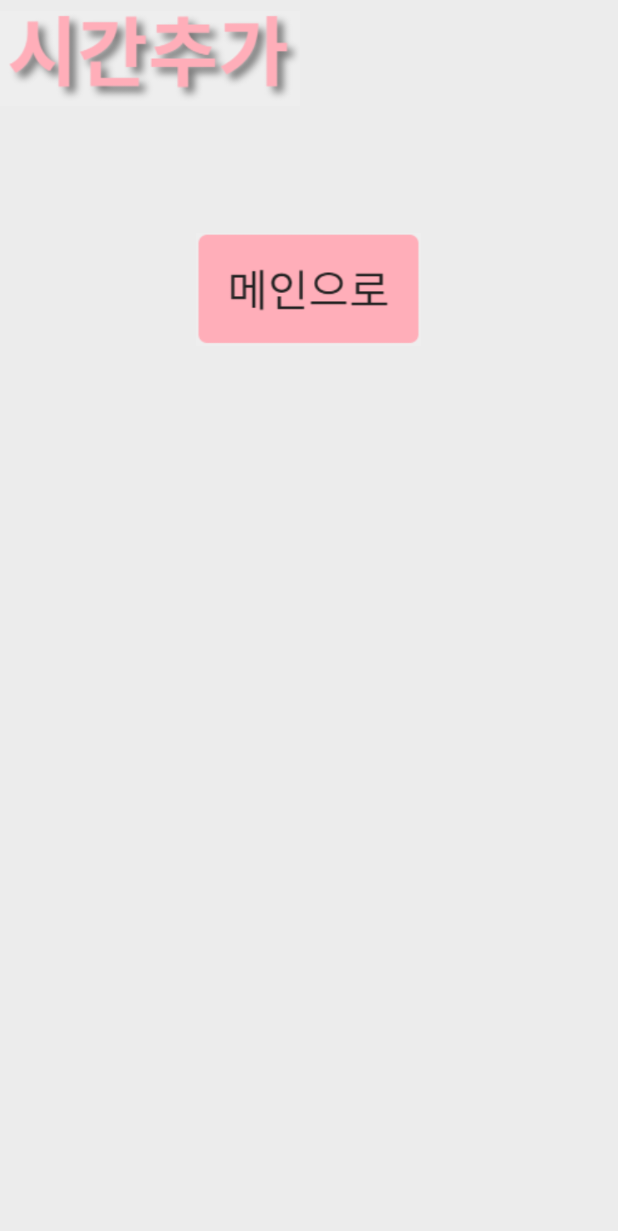
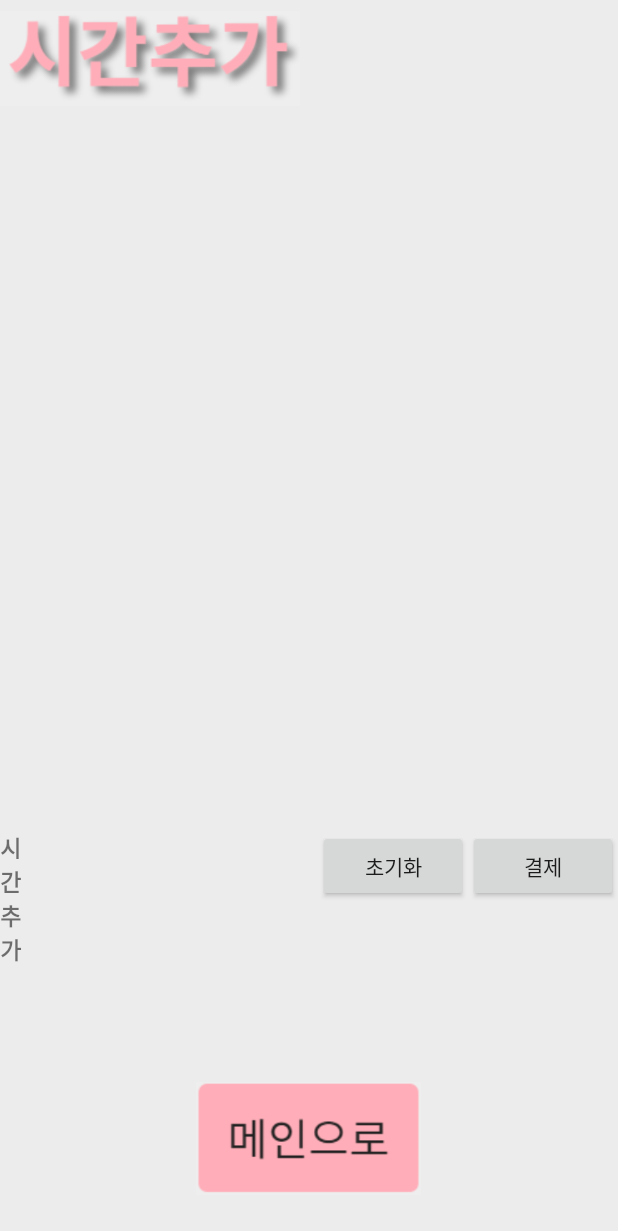
Before and after one commit to elppaaa/PC_Cafe_Master, an Android app: the Addtime screen opened directly, with no data from a screen before it, on a phone screen of 412 x 824 dp. Shown: the top 1231 px of the screen. Run offline under Robolectric (Android 15) with nearby library versions, the phone set to English and light mode, and no system bars.

Commit message:
시간추가xml 생성

```diff
--- a/app/src/main/res/layout/addtime.xml
+++ b/app/src/main/res/layout/addtime.xml
@@ -10,6 +10,67 @@
         android:layout_height="wrap_content"
         android:src="@drawable/addtimetitle"/>
 
+    <ListView
+        android:id="@+id/listview2"
+        android:layout_width="match_parent"
+        android:layout_weight="8"
+        android:layout_height="0dp" />
+
+
+
+    <LinearLayout
+        android:layout_width="match_parent"
+        android:layout_height="wrap_content"
+        android:weightSum="8">
+
+        <TextView
+            android:layout_width="0dp"
+            android:layout_height="wrap_content"
+            android:layout_gravity="center"
+            android:layout_weight="1"
+            android:text="시간추가"
+            android:textSize="15sp"
+            android:textStyle="bold" />
+
+        <LinearLayout
+            android:layout_width="0dp"
+            android:layout_height="wrap_content"
+            android:orientation="vertical"
+            android:layout_weight="7">
+
+            <TextView
+                android:id="@+id/menuorder_list"
+                android:layout_width="match_parent"
+                android:layout_height="wrap_content"
+                android:layout_weight="7"
+                android:maxLines="3" />
+
+            <TextView
+                android:id="@+id/menuorder_total"
+                android:layout_width="match_parent"
+                android:layout_height="wrap_content"
+                android:maxLines="1"/>
+
+        </LinearLayout>
+
+
+        <Button
+            android:id="@+id/menuorder_reset"
+            android:layout_width="150px"
+            android:layout_height="wrap_content"
+            android:layout_gravity="right"
+            android:padding="0dp"
+            android:text="초기화" />
+
+        <Button
+            android:id="@+id/menuorder_pay"
+            android:layout_width="150px"
+            android:layout_height="wrap_content"
+            android:layout_gravity="right"
+            android:padding="0dp"
+            android:text="결제" />
+    </LinearLayout>
+
     <ImageButton
         android:id="@+id/btnTomain"
         android:layout_width="150dp"
```
